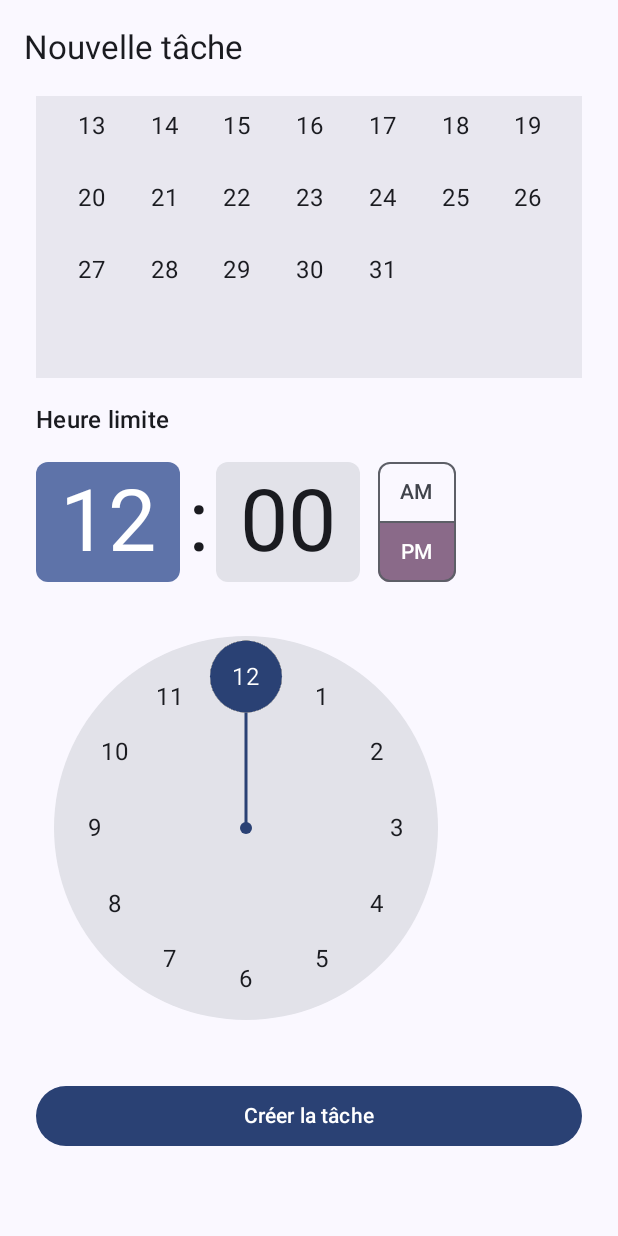
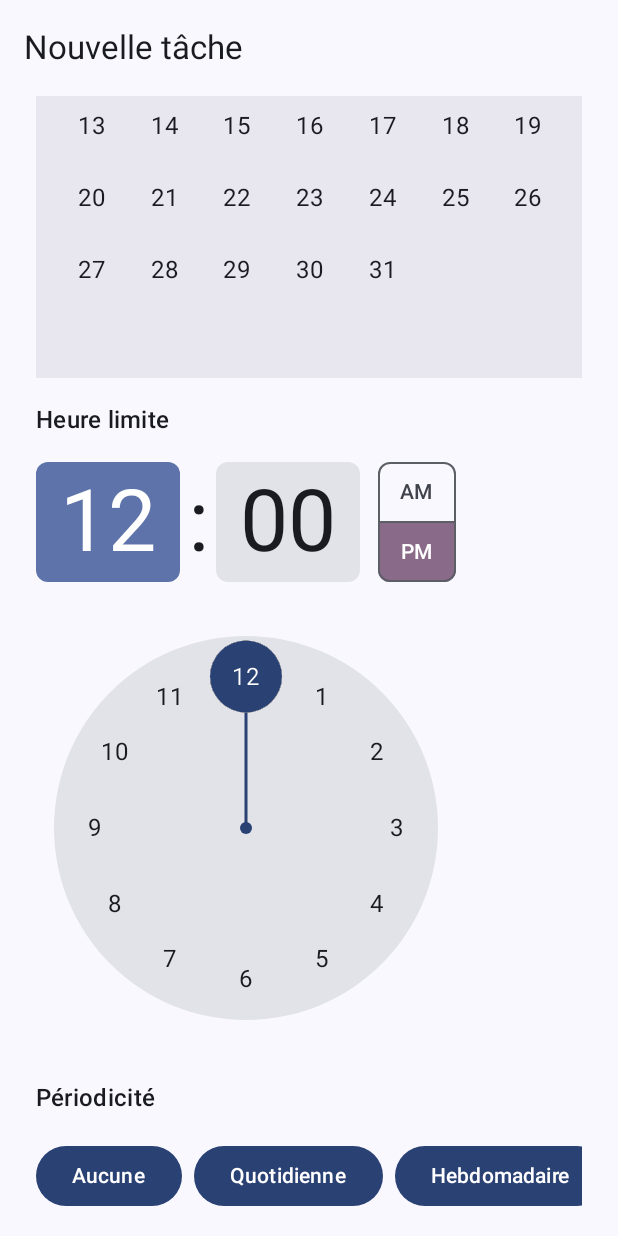
Before and after one commit to hchevaldonnet/toutdouxliste, an Android app built with Jetpack Compose: the NewScreen screen opened through its navigation route, scrolled down 532 dp, on a phone screen of 412 x 824 dp. Run offline under Robolectric (Android 15) with nearby library versions, the phone set to English and light mode, and no system bars; our stand-ins replace Room's generated code; libraries missing offline, so code that uses them is left out: nl.dionsegijn.konfetti.

Commit message:
Ajout de la périodicité

```diff
--- a/app/src/main/java/com/example/toutdouxliste/MainActivity.kt
+++ b/app/src/main/java/com/example/toutdouxliste/MainActivity.kt
@@ -77,6 +77,7 @@ import nl.dionsegijn.konfetti.core.models.Size
 import nl.dionsegijn.konfetti.core.models.Shape
 import androidx.compose.material.icons.Icons
 import androidx.compose.material.icons.filled.Delete
+import com.example.toutdouxliste.data.Periodicite
 
 class MainActivity : ComponentActivity() {
 
@@ -154,6 +155,8 @@ fun NewScreen(navController: NavHostController, taskDao: TaskDao, taskId: Int?)
         initialMinute = 0
     )
 
+    var periodicite by remember { mutableStateOf(Periodicite.AUCUNE) }
+
     LaunchedEffect(taskId) {
 
         if (taskId != null) {
@@ -222,6 +225,40 @@ fun NewScreen(navController: NavHostController, taskDao: TaskDao, taskId: Int?)
                 state = timePickerState
             )
 
+            Text(
+                text = "Périodicité",
+                style = MaterialTheme.typography.titleMedium
+            )
+
+            LazyRow(
+                horizontalArrangement = Arrangement.spacedBy(8.dp)
+            ) {
+
+                item {
+                    Button(onClick = { periodicite = Periodicite.AUCUNE }) {
+                        Text("Aucune")
+                    }
+                }
+
+                item {
+                    Button(onClick = { periodicite = Periodicite.QUOTIDIENNE }) {
+                        Text("Quotidienne")
+                    }
+                }
+
+                item {
+                    Button(onClick = { periodicite = Periodicite.HEBDOMADAIRE }) {
+                        Text("Hebdomadaire")
+                    }
+                }
+
+                item {
+                    Button(onClick = { periodicite = Periodicite.MENSUELLE }) {
+                        Text("Mensuelle")
+                    }
+                }
+            }
+
             Button(
                 onClick = {
 
@@ -246,7 +283,8 @@ fun NewScreen(navController: NavHostController, taskDao: TaskDao, taskId: Int?)
                             titre = titre,
                             description = description,
                             etat = etat,
-                            dateLimite = dateLimite
+                            dateLimite = dateLimite,
+                            periodicite = periodicite
                         )
 
                         scope.launch {
@@ -324,19 +362,6 @@ fun HomeScreen(navController: NavHostController, taskDao: TaskDao) {
             Column(
                 modifier = Modifier.fillMaxSize()
             ) {
-
-                /*if (showConfetti) {
-                    val party: Party = Party(
-                        emitter = Emitter(duration = 5, TimeUnit.SECONDS).perSecond(30)
-                    )
-
-                    val listParty: List<Party> = listOf(party)
-
-                    KonfettiView(
-                        modifier = Modifier.fillMaxSize(),
-                        parties = listParty
-                    )
-                }*/
 
                 LazyRow(
                     modifier = Modifier
@@ -438,6 +463,33 @@ fun HomeScreen(navController: NavHostController, taskDao: TaskDao) {
                                         if (checked) {
                                             showConfetti = true
                                         }
+
+                                        if (checked && task.periodicite != Periodicite.AUCUNE) {
+
+                                            val nouvelleDate = when(task.periodicite) {
+
+                                                Periodicite.QUOTIDIENNE ->
+                                                    task.dateLimite.plusDays(1)
+
+                                                Periodicite.HEBDOMADAIRE ->
+                                                    task.dateLimite.plusWeeks(1)
+
+                                                Periodicite.MENSUELLE ->
+                                                    task.dateLimite.plusMonths(1)
+
+                                                else -> task.dateLimite
+                                            }
+
+                                            val newTask = task.copy(
+                                                id = 0,
+                                                etat = Etat.A_FAIRE,
+                                                dateLimite = nouvelleDate
+                                            )
+
+                                            CoroutineScope(Dispatchers.IO).launch {
+                                                taskDao.insert(newTask)
+                                            }
+                                        }
                                     }
                                 )
 
@@ -457,6 +509,8 @@ fun HomeScreen(navController: NavHostController, taskDao: TaskDao) {
                                     Text("Date limite : ${task.dateLimite}")
 
                                     Text("Etat : $etatAffiche")
+
+                                    Text("Périodicité : ${task.periodicite}")
                                 }
 
                                 IconButton(
--- /dev/null
+++ b/app/src/main/java/com/example/toutdouxliste/data/Periodicite.kt
@@ -0,0 +1,8 @@
+package com.example.toutdouxliste.data
+
+enum class Periodicite {
+    AUCUNE,
+    QUOTIDIENNE,
+    HEBDOMADAIRE,
+    MENSUELLE
+}
--- a/app/src/main/java/com/example/toutdouxliste/data/Task.kt
+++ b/app/src/main/java/com/example/toutdouxliste/data/Task.kt
@@ -15,5 +15,7 @@ data class Task(
 
     val etat: Etat,
 
-    val dateLimite: LocalDateTime
+    val dateLimite: LocalDateTime,
+
+    val periodicite: Periodicite = Periodicite.AUCUNE
 )
--- a/app/src/main/java/com/example/toutdouxliste/data/TaskDatabase.kt
+++ b/app/src/main/java/com/example/toutdouxliste/data/TaskDatabase.kt
@@ -6,7 +6,7 @@ import androidx.room.Room
 import androidx.room.RoomDatabase
 import androidx.room.TypeConverters
 
-@Database(entities = [Task::class], version = 1)
+@Database(entities = [Task::class], version = 3)
 @TypeConverters(Converters::class)
 abstract class TaskDatabase : RoomDatabase() {
     abstract fun taskDao(): TaskDao
@@ -21,10 +21,10 @@ abstract class TaskDatabase : RoomDatabase() {
             return INSTANCE ?: synchronized(this) {
 
                 val instance = Room.databaseBuilder(
-                    context.applicationContext,
-                    TaskDatabase::class.java,
-                    "task_database"
-                ).build()
+                                context.applicationContext,
+                                TaskDatabase::class.java,
+                                "task_database"
+                            ).fallbackToDestructiveMigration(false).build()
 
                 INSTANCE = instance
                 instance
```
